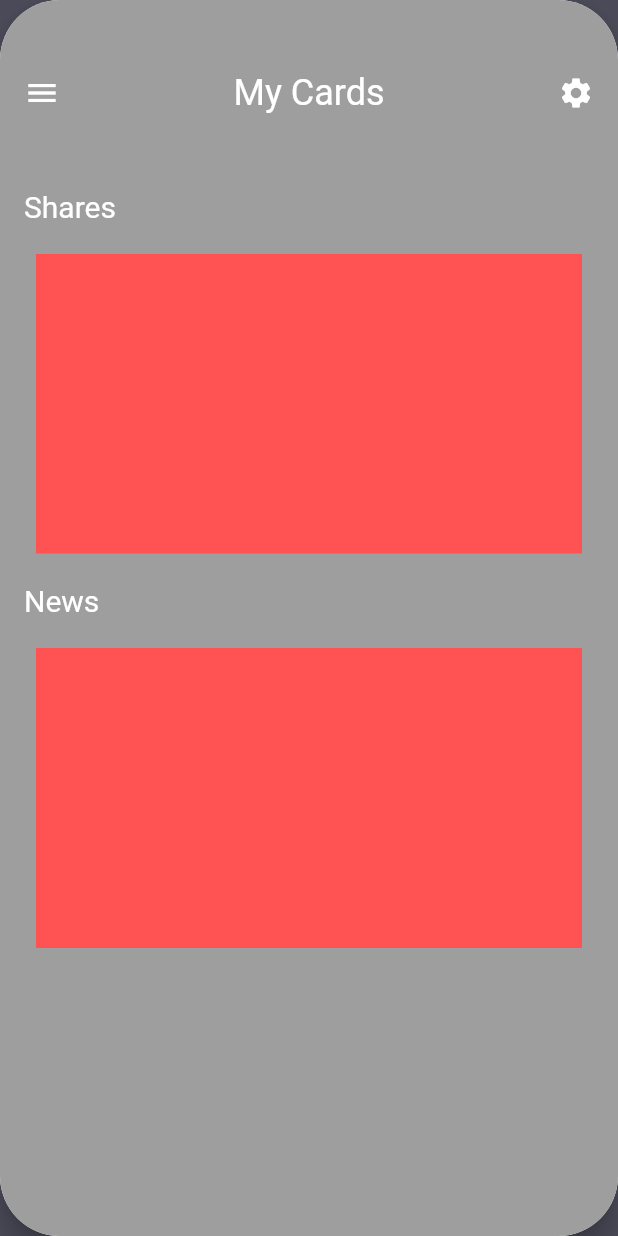
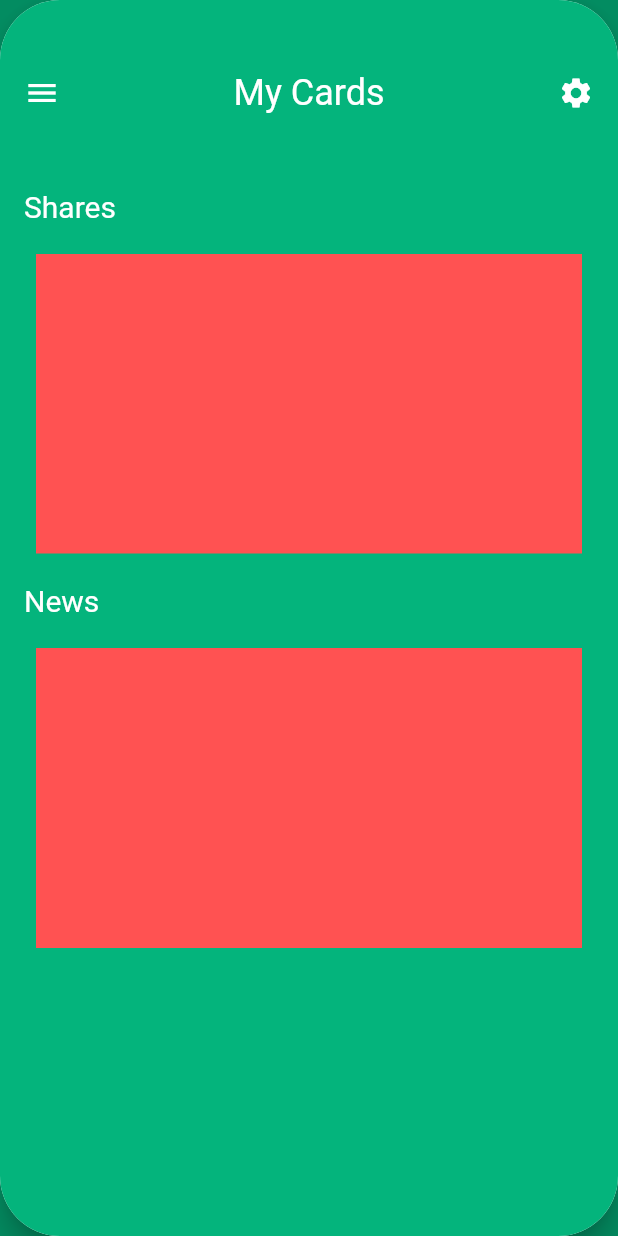
Before and after one commit to Rebus-Dev/Street-Coffee, a Flutter app: the MenuDashboardLayout screen opened directly, on a phone screen of 412 x 824 dp. Run offline on Flutter 3.47's test engine with Material 2 defaults, Android fonts, the phone set to English and light mode, and no system bars; our stand-ins replace bloc, flutter_bloc.

Commit message:
edit color menu

```diff
--- a/lib/screens/MenuDashboardLayout/MenuDashboardLayout.dart
+++ b/lib/screens/MenuDashboardLayout/MenuDashboardLayout.dart
@@ -8,7 +8,7 @@ import 'package:StreetCoffee/screens/Pages/UtilityBillsPage.dart';
 
 import 'menu.dart';
 
-final Color backgroundColor = Color(0xFF4A4A58);
+final Color backgroundColor = Color(0xFF038C61);
 
 class MenuDashboardLayout extends StatefulWidget {
   @override
--- a/lib/screens/Pages/MyCardsPage.dart
+++ b/lib/screens/Pages/MyCardsPage.dart
@@ -12,7 +12,7 @@ class MyCardsPage extends StatelessWidget with NavigationStates {
     return Container(
       decoration: BoxDecoration(
         borderRadius: BorderRadius.all(Radius.circular(40)),
-        color: Colors.grey,
+        color: Color(0xFF04B47C),
       ),
       child: SingleChildScrollView(
         scrollDirection: Axis.vertical,
```
